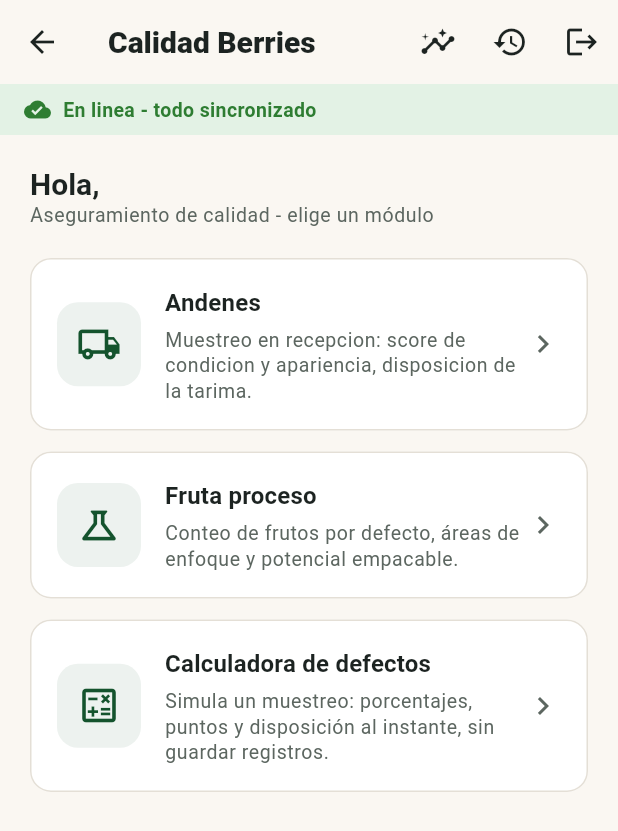
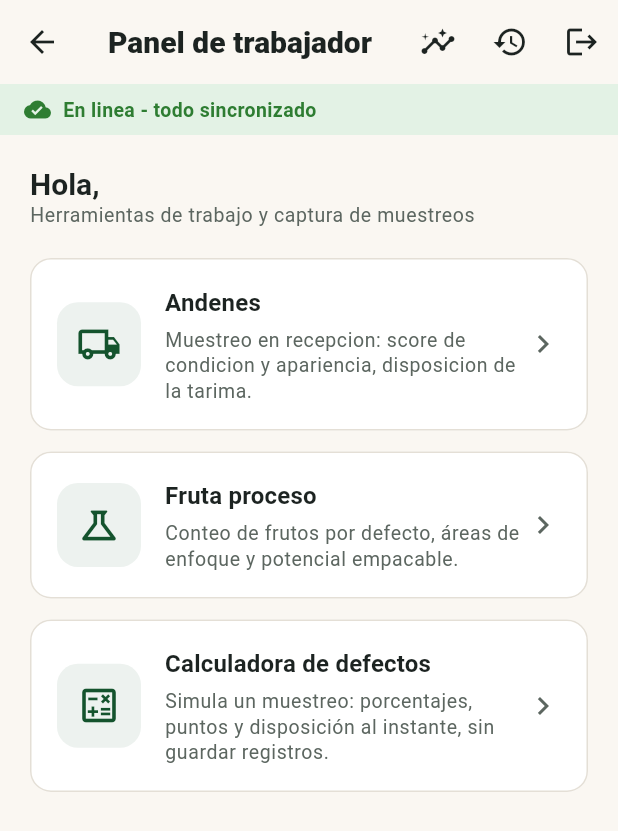
Before and after one commit to fernandacherry60-creator/Calidad-berries, a Flutter app: the HomeScreen screen opened directly, on a phone screen of 412 x 824 dp. Shown: the top 831 px of the screen. Run offline on Flutter 3.47's test engine with Material 3 defaults, Android fonts, the phone set to English and light mode, and no system bars; our stand-ins replace connectivity_plus, fl_chart, image_picker, share_plus, shared_preferences, sqflite and 1 more; missing offline and left inert: excel; accounts and stored records are empty; statements that could not run were skipped.

Commit message:
Diferenciar inicio de administrador y trabajador y destacar gestión de accesos

```diff
--- a/lib/screens/home_screen.dart
+++ b/lib/screens/home_screen.dart
@@ -21,7 +21,7 @@ class HomeScreen extends StatelessWidget {
 
     return Scaffold(
       appBar: AppBar(
-        title: const Text('Calidad Berries'),
+        title: Text(auth.usuario?.esAdmin == true ? 'Panel de administración' : 'Panel de trabajador'),
         actions: [
           IconButton(
             tooltip: 'Resumen',
@@ -81,9 +81,19 @@ class HomeScreen extends StatelessWidget {
               children: [
                 Text('Hola, $nombre',
                     style: Theme.of(context).textTheme.titleLarge),
-                Text('Aseguramiento de calidad - elige un módulo',
+                Text(auth.usuario?.esAdmin == true ? 'Control general y aseguramiento de calidad' : 'Herramientas de trabajo y captura de muestreos',
                     style: Theme.of(context).textTheme.bodySmall),
                 const SizedBox(height: 20),
+                if (auth.usuario?.esAdmin == true) ...[
+                  _ModuloCard(
+                    icono: Icons.manage_accounts_outlined,
+                    titulo: 'Gestionar trabajadores',
+                    descripcion: 'Administrar usuarios, accesos y códigos de ingreso.',
+                    onTap: () => Navigator.push(context,
+                        MaterialPageRoute(builder: (_) => const AdminScreen())),
+                  ),
+                  const SizedBox(height: 14),
+                ],
                 _ModuloCard(
                   icono: Icons.local_shipping_outlined,
                   titulo: 'Andenes',
```
